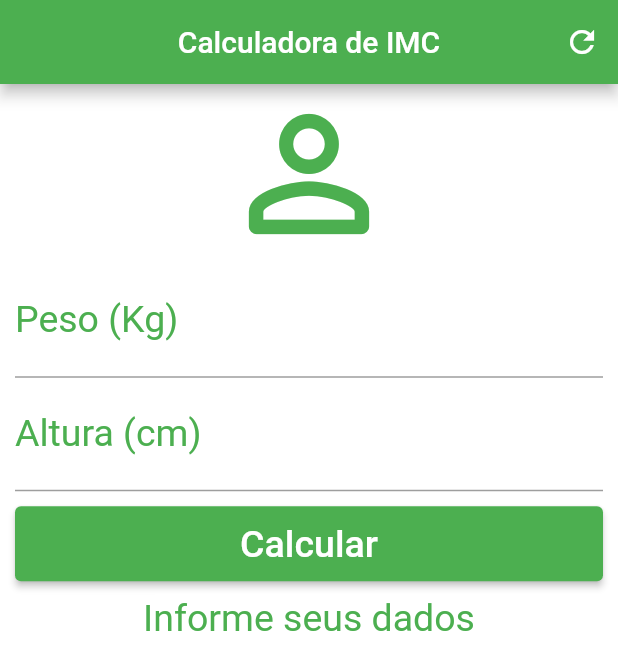
After one commit to gsutavo-f/imc_calculator, a Flutter app: the screen it shows after launch, on a phone screen of 412 x 824 dp. The commit adds this screen. Shown: the top 670 px of the screen. Run offline on Flutter 3.47's test engine with Material 2 defaults, Android fonts, the phone set to English and light mode, and no system bars.

Commit message:
cleaning code

```diff
--- /dev/null
+++ b/lib/pages/imc_calculator_page.dart
@@ -0,0 +1,137 @@
+import 'package:flutter/material.dart';
+
+class ImcCalculatorPage extends StatefulWidget {
+  const ImcCalculatorPage({Key? key}) : super(key: key);
+
+  @override
+  _ImcCalculatorPageState createState() => _ImcCalculatorPageState();
+}
+
+class _ImcCalculatorPageState extends State<ImcCalculatorPage> {
+  TextEditingController weightController = TextEditingController();
+  TextEditingController heightController = TextEditingController();
+  GlobalKey<FormState> _formKey = GlobalKey<FormState>();
+  String _infoText = "Informe seus dados";
+
+  @override
+  Widget build(BuildContext context) {
+    return Scaffold(
+      appBar: AppBar(
+        title: Text('Calculadora de IMC'),
+        centerTitle: true,
+        backgroundColor: Colors.green,
+        actions: <Widget>[
+          IconButton(
+            onPressed: _resetFields,
+            icon: const Icon(Icons.refresh),
+          ),
+        ],
+      ),
+      backgroundColor: Colors.white,
+      body: SingleChildScrollView(
+        padding: EdgeInsets.symmetric(horizontal: 10.0, vertical: 0.0),
+        child: Form(
+          key: _formKey,
+          child: Column(
+            crossAxisAlignment: CrossAxisAlignment.stretch,
+            children: [
+              Icon(
+                Icons.person_outline_rounded,
+                size: 120.0,
+                color: Colors.green,
+              ),
+              formCamp('peso'),
+              formCamp('altura'),
+              Padding(
+                padding: const EdgeInsets.symmetric(vertical: 10.0),
+                child: Container(
+                  height: 50.0,
+                  child: ElevatedButton(
+                    onPressed: () {
+                      if (_formKey.currentState!.validate()) {
+                        _calculate();
+                      }
+                    },
+                    child: Text(
+                      "Calcular",
+                      style: TextStyle(
+                        color: Colors.white,
+                        fontSize: 25.0,
+                      ),
+                    ),
+                    style: ElevatedButton.styleFrom(primary: Colors.green),
+                  ),
+                ),
+              ),
+              Text(
+                _infoText,
+                textAlign: TextAlign.center,
+                style: TextStyle(
+                  color: Colors.green,
+                  fontSize: 25.0,
+                ),
+              ),
+            ],
+          ),
+        ),
+      ),
+    );
+  }
+
+  Widget formCamp(String tipo) {
+    String label = 'Peso (Kg)';
+    String validate = 'Insira seu peso';
+    if (tipo == 'altura') {
+      label = 'Altura (cm)';
+      validate = 'Insira sua altura';
+    }
+    return TextFormField(
+      keyboardType: TextInputType.number,
+      decoration: InputDecoration(
+        labelText: label,
+        labelStyle: TextStyle(color: Colors.green),
+      ),
+      textAlign: TextAlign.center,
+      style: TextStyle(
+        color: Colors.green,
+        fontSize: 25.0,
+      ),
+      controller: heightController,
+      validator: (value) {
+        if (value!.isEmpty) {
+          return validate;
+        }
+      },
+    );
+  }
+
+  void _resetFields() {
+    weightController.text = "";
+    heightController.text = "";
+    setState(() {
+      _infoText = "Informe seus dados";
+      _formKey = GlobalKey<FormState>();
+    });
+  }
+
+  void _calculate() {
+    setState(() {
+      double weight = double.parse(weightController.text);
+      double height = double.parse(heightController.text) / 100;
+      double imc = weight / (height * height);
+      if (imc < 18.6) {
+        _infoText = "Abaixo do peso (${imc.toStringAsPrecision(4)})";
+      } else if (imc >= 18.6 && imc < 24.9) {
+        _infoText = "Peso ideal (${imc.toStringAsPrecision(4)})";
+      } else if (imc >= 24.9 && imc < 29.9) {
+        _infoText = "Levemente acima do peso (${imc.toStringAsPrecision(4)})";
+      } else if (imc >= 29.9 && imc < 34.9) {
+        _infoText = "Obesidade Grau I (${imc.toStringAsPrecision(4)})";
+      } else if (imc >= 34.9 && imc < 39.9) {
+        _infoText = "Obesidade Grau II (${imc.toStringAsPrecision(4)})";
+      } else if (imc >= 40) {
+        _infoText = "Obesidade Grau III (${imc.toStringAsPrecision(4)})";
+      }
+    });
+  }
+}
```
Also changed, not shown: lib/main.dart (+5 -132 lines).
